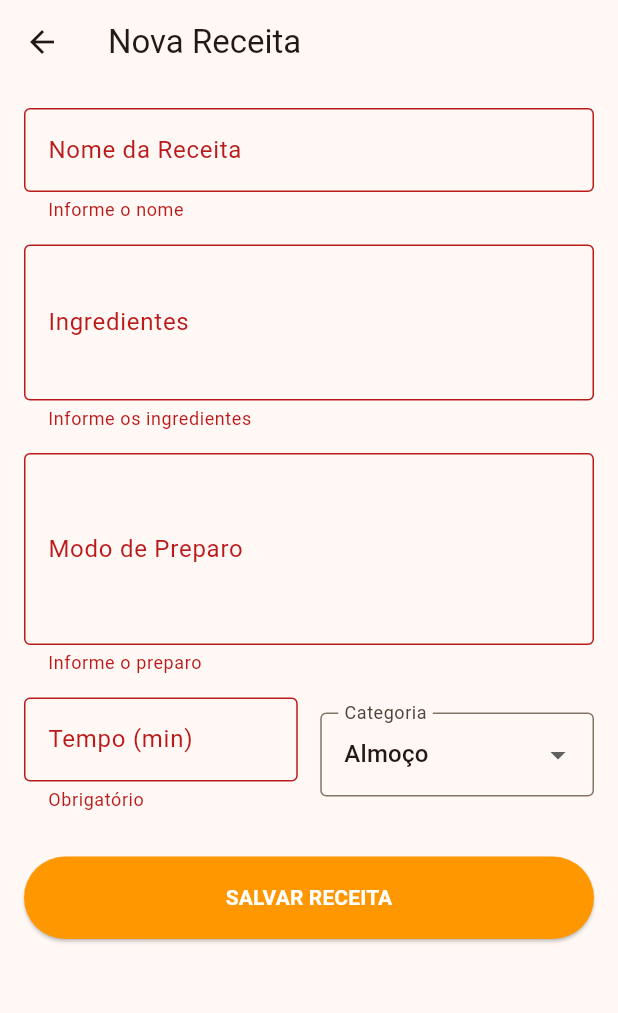
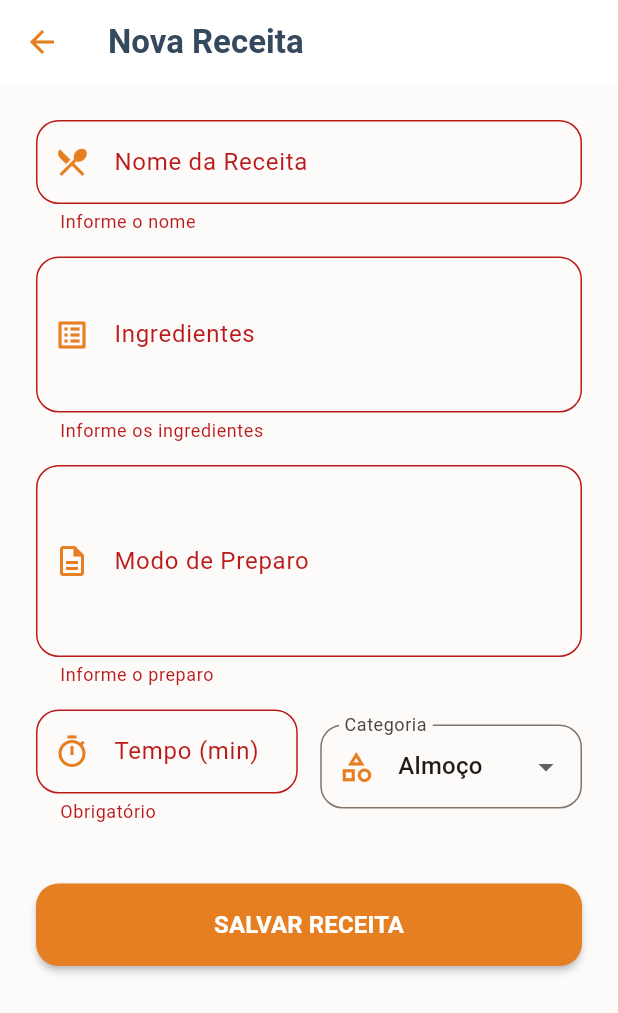
Before and after one commit to Joaohnt27/cookbook, a Flutter app: the NovaReceitaPage screen opened directly, after a tap on "SALVAR RECEITA", on a phone screen of 412 x 824 dp. Shown: the top 1013 px of the screen. Run offline on Flutter 3.47's test engine with Material 3 defaults, Android fonts, the phone set to English and light mode, and no system bars; our stand-ins replace cloud_firestore, device_preview, firebase_auth, firebase_core; missing offline and left inert: translator; accounts and stored records are empty.

Commit message:
style: update new recipe page theme

```diff
--- a/lib/views/nova_receita_page.dart
+++ b/lib/views/nova_receita_page.dart
@@ -14,15 +14,15 @@ class NovaReceitaPage extends StatefulWidget {
 
 class _NovaReceitaPageState extends State<NovaReceitaPage> {
   final _formKey = GlobalKey<FormState>();
-
-  // Controllers late para inicialização no initState
   late TextEditingController _nomeController;
   late TextEditingController _ingredientesController;
   late TextEditingController _preparoController;
   late TextEditingController _tempoController;
   String _categoriaSelecionada = 'Almoço';
+  bool _carregando = false;
 
-  bool _carregando = false;
+  final Color _primaryColor = const Color(0xFFE67E22);
+  final Color _secondaryColor = const Color(0xFF34495E);
 
   @override
   void initState() {
@@ -47,6 +47,18 @@ class _NovaReceitaPageState extends State<NovaReceitaPage> {
     }
   }
 
+  InputDecoration _inputStyle(String label, IconData icon) {
+    return InputDecoration(
+      labelText: label,
+      prefixIcon: Icon(icon, color: _primaryColor),
+      border: OutlineInputBorder(borderRadius: BorderRadius.circular(15)),
+      focusedBorder: OutlineInputBorder(
+        borderRadius: BorderRadius.circular(15),
+        borderSide: BorderSide(color: _primaryColor, width: 2),
+      ),
+    );
+  }
+
   @override
   void dispose() {
     _nomeController.dispose();
@@ -62,7 +74,6 @@ class _NovaReceitaPageState extends State<NovaReceitaPage> {
 
       try {
         final user = FirebaseAuth.instance.currentUser;
-
         final Map<String, dynamic> dadosReceita = {
           'nome': _nomeController.text,
           'ingredientes': _ingredientesController.text,
@@ -89,20 +100,21 @@ class _NovaReceitaPageState extends State<NovaReceitaPage> {
             SnackBar(
               content: Text(
                 widget.receitaParaEdicao == null
-                    ? "Receita criada com sucesso!"
+                    ? "Sua nova receita foi salva! 👨‍🍳"
                     : "Receita atualizada com sucesso!",
               ),
               backgroundColor: Colors.green,
+              behavior: SnackBarBehavior.floating,
             ),
           );
           Navigator.pop(context);
         }
       } catch (e) {
-        // Feedback de erro para o usuário
         ScaffoldMessenger.of(context).showSnackBar(
           SnackBar(
             content: Text("Erro ao processar: $e"),
-            backgroundColor: Colors.red,
+            backgroundColor: Colors.redAccent,
+            behavior: SnackBarBehavior.floating,
           ),
         );
       } finally {
@@ -118,18 +130,27 @@ class _NovaReceitaPageState extends State<NovaReceitaPage> {
         : "Editar Receita";
 
     return Scaffold(
-      appBar: AppBar(title: Text(titulo)),
+      backgroundColor: const Color(0xFFFDFBFA),
+      appBar: AppBar(
+        title: Text(
+          titulo,
+          style: TextStyle(color: _secondaryColor, fontWeight: FontWeight.bold),
+        ),
+        backgroundColor: Colors.white,
+        elevation: 0,
+        iconTheme: IconThemeData(color: _primaryColor),
+      ),
       body: SingleChildScrollView(
-        padding: const EdgeInsets.all(16.0),
+        padding: const EdgeInsets.all(24.0),
         child: Form(
           key: _formKey,
           child: Column(
             children: [
               TextFormField(
                 controller: _nomeController,
-                decoration: const InputDecoration(
-                  labelText: "Nome da Receita",
-                  border: OutlineInputBorder(),
+                decoration: _inputStyle(
+                  "Nome da Receita",
+                  Icons.restaurant_menu,
                 ),
                 validator: (val) => val!.isEmpty ? "Informe o nome" : null,
               ),
@@ -137,10 +158,7 @@ class _NovaReceitaPageState extends State<NovaReceitaPage> {
               TextFormField(
                 controller: _ingredientesController,
                 maxLines: 3,
-                decoration: const InputDecoration(
-                  labelText: "Ingredientes",
-                  border: OutlineInputBorder(),
-                ),
+                decoration: _inputStyle("Ingredientes", Icons.list_alt),
                 validator: (val) =>
                     val!.isEmpty ? "Informe os ingredientes" : null,
               ),
@@ -148,9 +166,9 @@ class _NovaReceitaPageState extends State<NovaReceitaPage> {
               TextFormField(
                 controller: _preparoController,
                 maxLines: 4,
-                decoration: const InputDecoration(
-                  labelText: "Modo de Preparo",
-                  border: OutlineInputBorder(),
+                decoration: _inputStyle(
+                  "Modo de Preparo",
+                  Icons.description_outlined,
                 ),
                 validator: (val) => val!.isEmpty ? "Informe o preparo" : null,
               ),
@@ -160,9 +178,9 @@ class _NovaReceitaPageState extends State<NovaReceitaPage> {
                   Expanded(
                     child: TextFormField(
                       controller: _tempoController,
-                      decoration: const InputDecoration(
-                        labelText: "Tempo (min)",
-                        border: OutlineInputBorder(),
+                      decoration: _inputStyle(
+                        "Tempo (min)",
+                        Icons.timer_outlined,
                       ),
                       keyboardType: TextInputType.number,
                       validator: (val) => val!.isEmpty ? "Obrigatório" : null,
@@ -171,14 +189,24 @@ class _NovaReceitaPageState extends State<NovaReceitaPage> {
                   const SizedBox(width: 15),
                   Expanded(
                     child: DropdownButtonFormField<String>(
+                      isExpanded: true,
                       value: _categoriaSelecionada,
-                      decoration: const InputDecoration(
-                        border: OutlineInputBorder(),
+                      decoration: InputDecoration(
                         labelText: "Categoria",
+                        prefixIcon: Icon(
+                          Icons.category_outlined,
+                          color: _primaryColor,
+                        ),
+                        border: OutlineInputBorder(
+                          borderRadius: BorderRadius.circular(15),
+                        ),
                       ),
                       items: ['Almoço', 'Jantar', 'Sobremesa', 'Lanche']
                           .map(
-                            (c) => DropdownMenuItem(value: c, child: Text(c)),
+                            (c) => DropdownMenuItem(
+                              value: c,
+                              child: Text(c, overflow: TextOverflow.ellipsis),
+                            ),
                           )
                           .toList(),
                       onChanged: (val) =>
@@ -187,21 +215,26 @@ class _NovaReceitaPageState extends State<NovaReceitaPage> {
                   ),
                 ],
               ),
-              const SizedBox(height: 30),
+              const SizedBox(height: 40),
               _carregando
-                  ? const CircularProgressIndicator()
+                  ? CircularProgressIndicator(color: _primaryColor)
                   : ElevatedButton(
                       onPressed: _processarDados,
                       style: ElevatedButton.styleFrom(
+                        backgroundColor: _primaryColor,
+                        foregroundColor: Colors.white,
                         minimumSize: const Size(double.infinity, 55),
-                        backgroundColor: Colors.orange,
+                        shape: RoundedRectangleBorder(
+                          borderRadius: BorderRadius.circular(15),
+                        ),
+                        elevation: 2,
                       ),
                       child: Text(
                         widget.receitaParaEdicao == null
                             ? "SALVAR RECEITA"
                             : "ATUALIZAR RECEITA",
                         style: const TextStyle(
-                          color: Colors.white,
+                          fontSize: 16,
                           fontWeight: FontWeight.bold,
                         ),
                       ),
```
